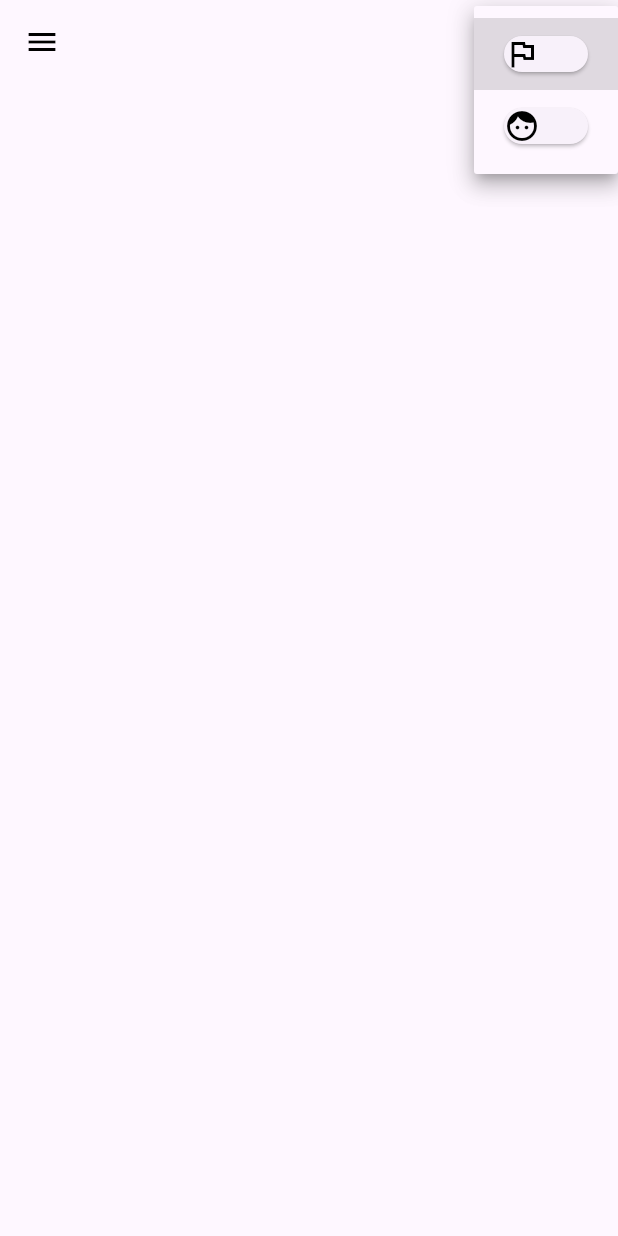
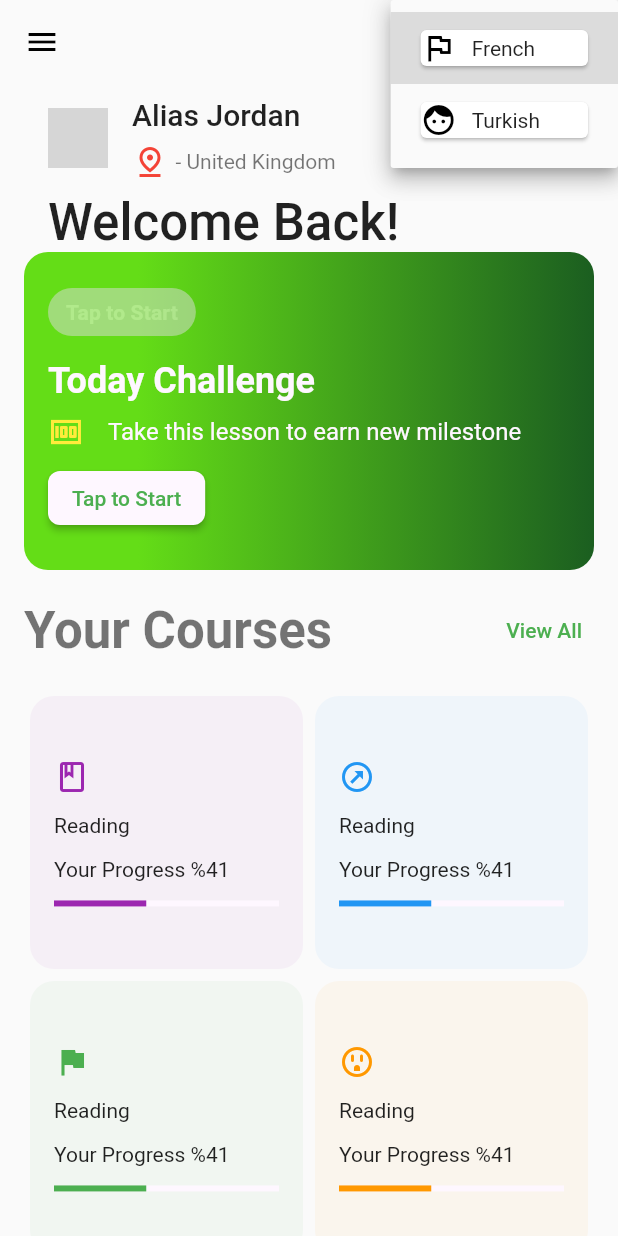
Before and after one commit to nugaysamil/lang_app, a Flutter app: the screen it shows after launch, after a tap on the "arrow drop down" icon, on a phone screen of 412 x 824 dp. Run offline on Flutter 3.47's test engine with Material 3 defaults, Android fonts, the phone set to English and light mode, and no system bars; our stand-ins replace equatable; network calls fail; grey boxes are pictures that could not be loaded.

Commit message:
home screen done

```diff
--- a/analysis_options.yaml
+++ b/analysis_options.yaml
@@ -7,7 +7,7 @@
 
 # The following line activates a set of recommended lints for Flutter apps,
 # packages, and plugins designed to encourage good coding practices.
-include: package:flutter_lints/flutter.yaml
+include: package:very_good_analysis/analysis_options.yaml
 
 linter:
   # The lint rules applied to this project can be customized in the
--- /dev/null
+++ b/lib/custom_decoration.dart
@@ -0,0 +1,19 @@
+import 'package:flutter/material.dart';
+
+@immutable
+final class CustomDecoration extends BoxDecoration {
+  CustomDecoration()
+      : super(
+          borderRadius: const BorderRadius.all(Radius.circular(16)),
+          gradient: LinearGradient(
+            colors: [
+              Colors.lightGreenAccent.shade700,
+              Colors.green.shade900,
+            ],
+            stops: const [
+              0.2,
+              1.9,
+            ],
+          ),
+        );
+}
--- a/lib/lang_app_view.dart
+++ b/lib/lang_app_view.dart
@@ -1,5 +1,16 @@
+// ignore_for_file: unused_field
+
+import 'dart:ui';
+
+import 'package:course_app/custom_decoration.dart';
 import 'package:course_app/lang_dropdown.dart';
+import 'package:course_app/widget/custom_grid.dart';
+import 'package:flutter/cupertino.dart';
 import 'package:flutter/material.dart';
+import 'package:flutter/widgets.dart';
+
+part './widget/today_challenge_card.dart';
+
 
 class LangAppView extends StatefulWidget {
   const LangAppView({super.key});
@@ -9,10 +20,115 @@ class LangAppView extends StatefulWidget {
 }
 
 class _LangAppViewState extends State<LangAppView> {
+  static const _imageUrl = 'https://randomuser.me/api/portraits/lego/7.jpg';
   @override
   Widget build(BuildContext context) {
     return Scaffold(
-      appBar: AppBar(
+      appBar: const _AppBar(),
+      body: ListView(
+        padding: const EdgeInsets.symmetric(horizontal: 16),
+        children: const [
+          _Header(),
+          _WelcomeBackCard(),
+          _TodaysChallenge(),
+          _YourCourseCard(),
+          CourseGrid(),
+        ],
+      ),
+    );
+  }
+}
+
+class _YourCourseCard extends StatelessWidget {
+  const _YourCourseCard({
+    super.key,
+  });
+
+  @override
+  Widget build(BuildContext context) {
+    return Padding(
+      padding: _PagePadding.verticalNormal,
+      child: Row(
+        mainAxisAlignment: MainAxisAlignment.spaceBetween,
+        children: [
+          Text(
+            'Your Courses',
+            style: Theme.of(context).textTheme.headlineMedium?.copyWith(
+                  fontWeight: FontWeight.bold,
+                ),
+          ),
+          TextButton(
+            onPressed: () {},
+            child: const Text(
+              'View All',
+              style: TextStyle(color: _AppColors.primary),
+            ),
+          ),
+        ],
+      ),
+    );
+  }
+}
+
+class _WelcomeBackCard extends StatelessWidget {
+  const _WelcomeBackCard({
+    super.key,
+  });
+
+  @override
+  Widget build(BuildContext context) {
+    return Padding(
+      padding: _PagePadding.horizontalNormal,
+      child: Text(
+        'Welcome Back!',
+        style: Theme.of(context).textTheme.titleLarge?.copyWith(
+              fontSize: Theme.of(context).textTheme.headlineMedium?.fontSize,
+            ),
+      ),
+    );
+  }
+}
+
+class _Header extends StatelessWidget {
+  const _Header();
+
+  @override
+  Widget build(BuildContext context) {
+    return ListTile(
+      leading: const CircleAvatar(
+        backgroundImage: NetworkImage(_LangAppViewState._imageUrl),
+      ),
+      title: Text(
+        'Alias Jordan',
+        style: Theme.of(context).textTheme.titleLarge,
+      ),
+      subtitle: const Padding(
+        padding: EdgeInsets.only(top: 8),
+        child: Row(
+          children: [
+            Icon(
+              Icons.pin_drop_outlined,
+              color: Colors.red,
+            ),
+            SizedBox(
+              width: 5,
+            ),
+            Text('- United Kingdom'),
+          ],
+        ),
+      ),
+    );
+  }
+}
+
+class _AppBar extends StatelessWidget implements PreferredSizeWidget {
+  const _AppBar({
+    super.key,
+  });
+
+  @override
+  Widget build(BuildContext context) {
+    return AppBar(
       backgroundColor: Colors.transparent,
       elevation: 0,
       iconTheme: const IconThemeData(
@@ -22,7 +138,30 @@ class _LangAppViewState extends State<LangAppView> {
       actions: [
         LangDropDown(),
       ],
-      ),
     );
   }
+
+  @override
+  Size get preferredSize => const Size.fromHeight(kToolbarHeight);
 }
+
+@immutable
+class _PagePadding {
+  const _PagePadding._();
+
+  static const onlyLeft = EdgeInsets.only(left: 16);
+
+  static const EdgeInsets allNormal = EdgeInsets.all(16);
+  static const EdgeInsets horizontalNormal =
+      EdgeInsets.symmetric(horizontal: 16);
+
+  static const EdgeInsets verticalLow = EdgeInsets.symmetric(vertical: 8);
+  static const EdgeInsets verticalNormal = EdgeInsets.symmetric(vertical: 16);
+}
+
+@immutable
+class _AppColors {
+  const _AppColors._();
+
+  static const Color primary = Colors.green;
+}
--- a/lib/lang_dropdown.dart
+++ b/lib/lang_dropdown.dart
@@ -1,32 +1,58 @@
+// ignore_for_file: public_member_api_docs, sort_constructors_first
 import 'package:equatable/equatable.dart';
 import 'package:flutter/material.dart';
 
 class LangDropDown extends StatelessWidget {
   LangDropDown({super.key});
 
-  final ValueNotifier<LangAppItem?> _item = ValueNotifier(null);
+  final ValueNotifier<LangAppItem?> _itemNotifier = ValueNotifier(null);
 
   @override
   Widget build(BuildContext context) {
+    return ValueListenableBuilder(
+      valueListenable: _itemNotifier,
+      builder: (context, value, child) {
         return DropdownButton<LangAppItem>(
-        value: _item.value,
+            value: _itemNotifier.value,
             items: LangAppItem.samples.map((e) {
               return DropdownMenuItem(
                 value: e,
-            child: Card(
-              child: Row(
-                children: [
-                  Icon(
-                    e.icon,
-                  ),
-                ],
-              ),
+                child: _DropDownCardItem(
+                  item: e,
                 ),
               );
             }).toList(),
             onChanged: (value) {
-          _item.value = value;
+              _itemNotifier.value = value;
             });
+      },
+    );
+  }
+}
+
+class _DropDownCardItem extends StatelessWidget {
+  const _DropDownCardItem({
+    super.key,
+    required this.item,
+  });
+
+  final LangAppItem item;
+
+  @override
+  Widget build(BuildContext context) {
+    return Card(
+      child: Row(
+        children: [
+          Icon(
+            item.icon,
+          ),
+          const SizedBox(
+            width: 10,
+          ),
+          Text(item.title)
+        ],
+      ),
+    );
   }
 }
 
--- a/lib/main.dart
+++ b/lib/main.dart
@@ -13,10 +13,10 @@ class MyApp extends StatelessWidget {
   Widget build(BuildContext context) {
     return MaterialApp(
       title: 'Flutter Demo',
+      debugShowCheckedModeBanner: false,
       theme: ThemeData(
-
         colorScheme: ColorScheme.fromSeed(seedColor: Colors.deepPurple),
-        useMaterial3: true,
+        useMaterial3: false,
       ),
       home: const LangAppView(),
     );
--- /dev/null
+++ b/lib/widget/custom_grid.dart
@@ -0,0 +1,107 @@
+import 'package:flutter/cupertino.dart';
+import 'package:flutter/material.dart';
+
+class CourseGrid extends StatelessWidget {
+  const CourseGrid({super.key});
+
+  @override
+  Widget build(BuildContext context) {
+    return GridView.count(
+      physics: const ClampingScrollPhysics(),
+      shrinkWrap: true,
+      crossAxisCount: 2,
+      children: _GridItem.examples.map(_GridCard.new).toList(),
+    );
+  }
+}
+
+class _GridCard extends StatelessWidget {
+  const _GridCard(this.item);
+
+  final _GridItem item;
+
+  @override
+  Widget build(BuildContext context) {
+    return Card(
+      shape: RoundedRectangleBorder(borderRadius: BorderRadius.circular(16)),
+      color: item.color.withOpacity(0.05),
+      elevation: 0,
+      child: Padding(
+        padding: const EdgeInsets.all(16),
+        child: Center(
+          child: Column(
+            mainAxisAlignment: MainAxisAlignment.center,
+            crossAxisAlignment: CrossAxisAlignment.start,
+            children: [
+              const Spacer(
+                flex: 2,
+              ),
+              Icon(
+                item.icon,
+                color: item.color,
+              ),
+              const Spacer(),
+              Text(item.title),
+              const Spacer(),
+              Text(item.subTitle),
+              const Spacer(),
+              LinearProgressIndicator(
+                value: 0.41,
+                color: item.color,
+              ),
+              const Spacer(
+                flex: 2,
+              ),
+            ],
+          ),
+        ),
+      ),
+    );
+  }
+}
+
+class _GridItem {
+  _GridItem({
+    required this.icon,
+    required this.title,
+    required this.subTitle,
+    required this.progress,
+    required this.color,
+  });
+  final Color color;
+  final IconData icon;
+  final String title;
+  final String subTitle;
+  final double progress;
+
+  static final List<_GridItem> examples = [
+    _GridItem(
+      color: Colors.purple,
+      icon: Icons.book_outlined,
+      title: 'Reading',
+      subTitle: 'Your Progress %41',
+      progress: 0.41,
+    ),
+    _GridItem(
+      color: Colors.blue,
+      icon: Icons.outbond_outlined,
+      title: 'Reading',
+      subTitle: 'Your Progress %41',
+      progress: 0.41,
+    ),
+    _GridItem(
+      color: Colors.green,
+      icon: Icons.flag,
+      title: 'Reading',
+      subTitle: 'Your Progress %41',
+      progress: 0.41,
+    ),
+    _GridItem(
+      color: Colors.orange,
+      icon: Icons.outlet_outlined,
+      title: 'Reading',
+      subTitle: 'Your Progress %41',
+      progress: 0.6,
+    ),
+  ];
+}
--- /dev/null
+++ b/lib/widget/today_challenge_card.dart
@@ -0,0 +1,98 @@
+// ignore_for_file: public_member_api_docs
+
+part of '../lang_app_view.dart';
+
+final class TodayItemCard {
+  const TodayItemCard({
+    required this.title,
+    required this.description,
+    required this.hint,
+  });
+
+  final String title;
+  final String description;
+
+  final String hint;
+
+  static const example = TodayItemCard(
+    title: 'Today Challenge',
+    description: 'Take this lesson to earn new milestone',
+    hint: 'Tap to Start',
+  );
+}
+
+class _TodaysChallenge extends StatelessWidget {
+  const _TodaysChallenge({this.item = TodayItemCard.example});
+
+  final TodayItemCard item;
+
+  @override
+  Widget build(BuildContext context) {
+    return DecoratedBox(
+      decoration:  CustomDecoration(),
+      child: Padding(
+        padding: _PagePadding.allNormal,
+        child: Column(
+          crossAxisAlignment: CrossAxisAlignment.start,
+          children: [
+            Opacity(
+              opacity: 0.5,
+              child: Chip(
+                label: Text(
+                  item.hint,
+                  style: Theme.of(context).textTheme.titleSmall?.copyWith(
+                        color: Theme.of(context).colorScheme.surface,
+                        fontWeight: FontWeight.bold,
+                      ),
+                ),
+              ),
+            ),
+            Padding(
+              padding: _PagePadding.verticalLow,
+              child: Text(
+                item.title,
+                style: Theme.of(context).textTheme.headlineSmall?.copyWith(
+                      color: Theme.of(context).colorScheme.surface,
+                      fontWeight: FontWeight.bold,
+                    ),
+              ),
+            ),
+            Row(
+              children: [
+                const Icon(
+                  Icons.money_outlined,
+                  color: Colors.yellow,
+                ),
+                Expanded(
+                  child: Padding(
+                    padding: _PagePadding.onlyLeft,
+                    child: Text(
+                      item.description,
+                      style: Theme.of(context).textTheme.titleMedium?.copyWith(
+                            color: Theme.of(context).colorScheme.surface,
+                          ),
+                    ),
+                  ),
+                ),
+              ],
+            ),
+            Padding(
+              padding: _PagePadding.verticalLow,
+              child: ElevatedButton(
+                style: ElevatedButton.styleFrom(
+                  foregroundColor: Colors.green,
+                  backgroundColor: Theme.of(context).colorScheme.surface,
+                  shape: const RoundedRectangleBorder(
+                    borderRadius: BorderRadius.all(Radius.circular(8)),
+                  ),
+                ),
+                onPressed: () {},
+                child: const Text('Tap to Start'),
+              ),
+            ),
+          ],
+        ),
+      ),
+    );
+  }
+}
```
Lines whose indentation alone changed are shown as unchanged.
